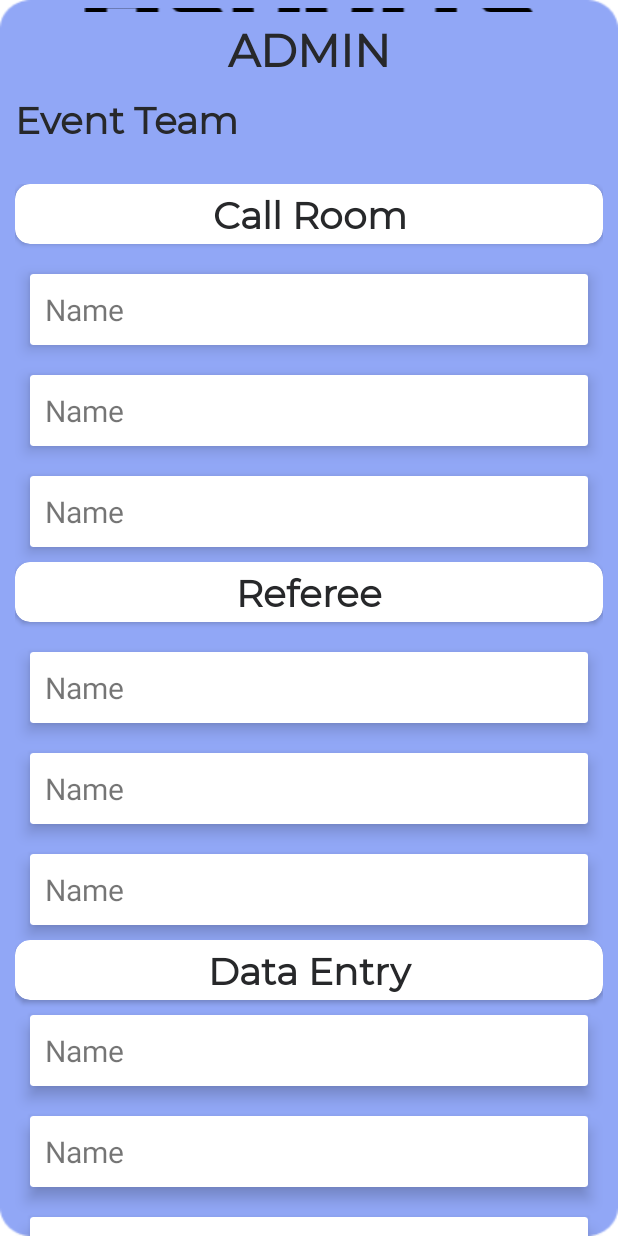
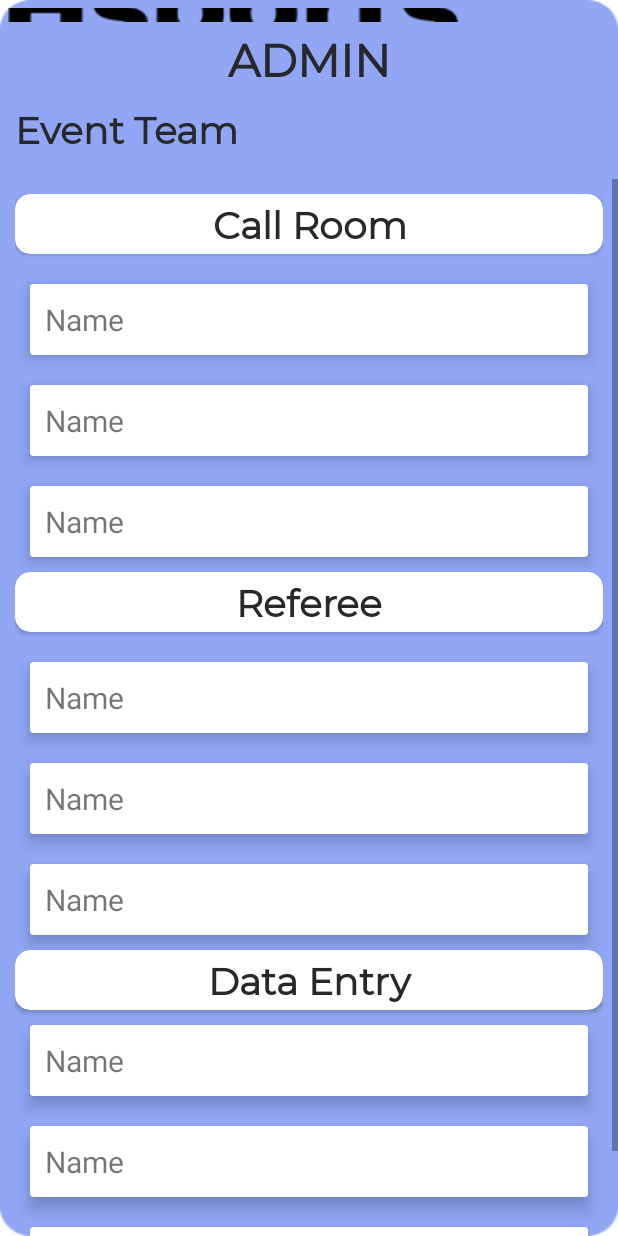
Before and after one commit to Hariharan0007/Hsports, an Android app: the layout activity_admin.xml on its own in the app's theme, with its tools: preview values and no code run, on a phone screen of 412 x 824 dp. Run offline under Robolectric (Android 15) with nearby library versions, the phone set to English and light mode, and no system bars.

Commit message:
admin view barebones

```diff
--- a/app/src/main/res/layout/activity_admin.xml
+++ b/app/src/main/res/layout/activity_admin.xml
@@ -8,15 +8,13 @@
     android:orientation="vertical"
     tools:context=".Admin"
     android:background="@drawable/background"
-    android:weightSum="9"
+
     >
     <LinearLayout
         android:padding="5dp"
         android:layout_width="match_parent"
         android:layout_height="20dp"
-        android:layout_weight="1"
-        android:layout_gravity="center"
-        android:gravity="center"
+
         >
         <ImageView
             android:layout_width="300dp"
@@ -38,7 +36,6 @@
             android:textSize="30sp"
             android:textColor="@color/black"
             android:fontFamily="@font/montserrat_regular"
-            android:layout_gravity="center"
             android:gravity="center"
             >
         </TextView>
@@ -61,11 +58,16 @@
 
     </LinearLayout>
 
+    <ScrollView
+        android:layout_width="match_parent"
+        android:layout_height="wrap_content">
     <LinearLayout
         android:layout_width="match_parent"
         android:layout_height="wrap_content"
         android:padding="10dp"
         android:orientation="vertical">
+
+
         <androidx.cardview.widget.CardView
             android:id="@+id/activity_admin_call_room"
             android:layout_width="match_parent"
@@ -84,14 +86,8 @@
                 android:gravity="center">
             </TextView>
         </androidx.cardview.widget.CardView>
-        <ScrollView
-            android:id="@+id/activity_admin_call_room_scroll_view"
-            android:layout_width="match_parent"
-            android:layout_height="match_parent"
-            app:layout_constraintBottom_toBottomOf="parent"
-            app:layout_constraintEnd_toEndOf="parent"
-            app:layout_constraintStart_toStartOf="parent"
-            app:layout_constraintTop_toTopOf="parent">
+
+
 
             <androidx.recyclerview.widget.RecyclerView
                 android:id="@+id/activity_admin_call_room_recycler_view"
@@ -99,7 +95,8 @@
                 android:layout_height="wrap_content"
                 tools:listitem="@layout/card_view_" />
 
-        </ScrollView>
+
+
 
         <androidx.cardview.widget.CardView
             android:id="@+id/activity_admin_referee"
@@ -119,14 +116,7 @@
                 android:gravity="center">
             </TextView>
         </androidx.cardview.widget.CardView>
-        <ScrollView
-            android:id="@+id/activity_admin_referee_scroll_view"
-            android:layout_width="match_parent"
-            android:layout_height="match_parent"
-            app:layout_constraintBottom_toBottomOf="parent"
-            app:layout_constraintEnd_toEndOf="parent"
-            app:layout_constraintStart_toStartOf="parent"
-            app:layout_constraintTop_toTopOf="parent">
+
 
             <androidx.recyclerview.widget.RecyclerView
                 android:id="@+id/activity_admin_referee_recycler_view"
@@ -134,7 +124,9 @@
                 android:layout_height="wrap_content"
                 tools:listitem="@layout/card_view_" />
 
-        </ScrollView>
+
+
+
 
         <androidx.cardview.widget.CardView
             android:id="@+id/activity_admin_data_entry"
@@ -153,14 +145,7 @@
                 android:gravity="center">
             </TextView>
         </androidx.cardview.widget.CardView>
-        <ScrollView
-            android:id="@+id/activity_admin_data_entry_scroll_view"
-            android:layout_width="match_parent"
-            android:layout_height="match_parent"
-            app:layout_constraintBottom_toBottomOf="parent"
-            app:layout_constraintEnd_toEndOf="parent"
-            app:layout_constraintStart_toStartOf="parent"
-            app:layout_constraintTop_toTopOf="parent">
+
 
             <androidx.recyclerview.widget.RecyclerView
                 android:id="@+id/activity_admin_data_entry_recycler_view"
@@ -168,8 +153,9 @@
                 android:layout_height="wrap_content"
                 tools:listitem="@layout/card_view_" />
 
-        </ScrollView>
+
 
     </LinearLayout>
+    </ScrollView>
 
 </LinearLayout>
```
Also changed, not shown: app/src/main/java/com/example/hsports/Admin.java (+70 -9 lines), app/src/main/java/com/example/hsports/ViewAdapter.java (+6 -2 lines).
